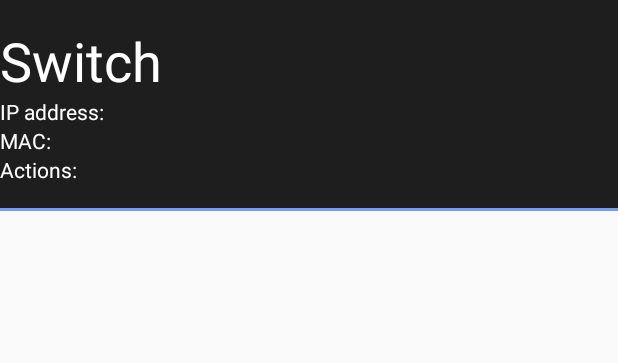
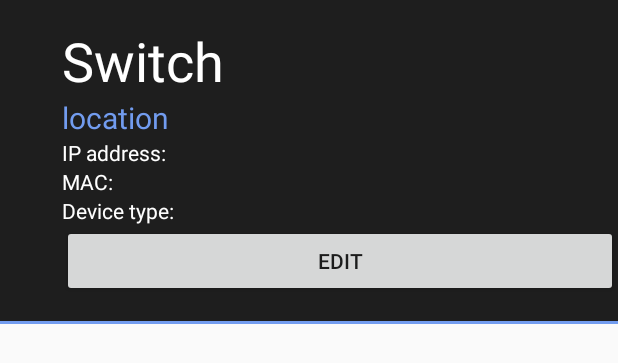
Before and after one commit to przemyslawgesieniec/PracaInzynierska, an Android app: the layout device_instance_fragment.xml on its own in the app's theme, with its tools: preview values and no code run, on a phone screen of 412 x 824 dp. Shown: the top 363 px of the screen. Run offline under Robolectric (Android 15) with nearby library versions, the phone set to English and light mode, and no system bars.

Commit message:
visual cleanup

```diff
--- a/AviotSystemv0.0.1/app/src/main/java/com/gesieniec/przemyslaw/aviotsystemv001/view/devices/DeviceInstanceFragment.java
+++ b/AviotSystemv0.0.1/app/src/main/java/com/gesieniec/przemyslaw/aviotsystemv001/view/devices/DeviceInstanceFragment.java
@@ -72,7 +72,6 @@ public class DeviceInstanceFragment extends android.support.v4.app.Fragment{
 
         //TODO : optymalizacja kodu onCLICK !
         ImageButton imgBtn = new ImageButton(getActivity());
-        //imgBtn.setId(deviceCapabilities.getID());
         imgBtn.setBackgroundColor(Color.TRANSPARENT);
         imgBtn.setImageResource(R.drawable.ic_arrow_drop_down_black_24dp);
         imgBtn.setOnClickListener(new View.OnClickListener(){
@@ -94,7 +93,8 @@ public class DeviceInstanceFragment extends android.support.v4.app.Fragment{
 
             }
         });
-        ll.addView(imgBtn,0);
+        LinearLayout l2 =(LinearLayout) view.findViewById(R.id.horizontalSpace);
+        l2.addView(imgBtn,0);
 
 
     }
--- a/AviotSystemv0.0.1/app/src/main/res/layout/device_instance_fragment.xml
+++ b/AviotSystemv0.0.1/app/src/main/res/layout/device_instance_fragment.xml
@@ -9,22 +9,38 @@
     android:paddingTop="@dimen/fab_margin">
 
     <LinearLayout
+        android:layout_width="match_parent"
+        android:layout_height="wrap_content"
+        android:layout_weight="9"
+        android:orientation="horizontal">
+
+        <LinearLayout
+            android:id="@+id/horizontalSpace"
+            android:layout_width="match_parent"
+            android:layout_height="wrap_content"
+            android:layout_weight="9"
+            android:orientation="horizontal">
+
+        </LinearLayout>
+
+        <LinearLayout
+            android:layout_width="match_parent"
+            android:layout_height="wrap_content"
+            android:layout_weight="1"
+            android:orientation="vertical">
+
+            <LinearLayout
+                android:id="@+id/vContainer"
+                android:layout_width="match_parent"
+                android:layout_height="match_parent"
+                android:layout_weight="1"
+                android:orientation="vertical">
+
+                <LinearLayout
                     android:id="@+id/switchContainer"
                     android:layout_width="match_parent"
                     android:layout_height="wrap_content"
                     android:orientation="horizontal">
-
-
-        <!--<ImageButton-->
-            <!--android:id="@+id/dropDownArrow"-->
-            <!--android:layout_width="wrap_content"-->
-            <!--android:layout_height="wrap_content"-->+
-            <!--android:layout_gravity="center_vertical"-->
-            <!--android:layout_weight="1"-->
-            <!--android:background="@android:color/transparent"-->
-            <!--android:elevation="0dp"-->
-            <!--android:visibility="visible"-->
-            <!--app:srcCompat="@drawable/ic_arrow_drop_down_black_24dp" />-->
 
                     <TextView
                         android:id="@+id/deviceName"
@@ -36,6 +52,17 @@
                         android:textColor="@color/standardText"
                         android:textSize="36sp" />
 
+                </LinearLayout>
+
+                <TextView
+                    android:id="@+id/deviceLocation"
+                    android:layout_width="wrap_content"
+                    android:layout_height="wrap_content"
+                    android:layout_weight="14"
+                    android:text="location"
+                    android:textAlignment="textStart"
+                    android:textColor="@color/colorAccent"
+                    android:textSize="20sp" />
             </LinearLayout>
 
             <LinearLayout
@@ -56,21 +83,31 @@
                     android:id="@+id/macAddress"
                     android:layout_width="match_parent"
                     android:layout_height="wrap_content"
-            android:text="MAC:"
+                    android:text="MAC: "
                     android:textColor="@color/standardText" />
 
                 <TextView
                     android:id="@+id/actionsList"
                     android:layout_width="match_parent"
                     android:layout_height="wrap_content"
-            android:text="Actions:"
+                    android:text="Device type: "
                     android:textColor="@color/standardText" />
 
+                <Button
+                    android:id="@+id/btn_edit"
+                    android:layout_width="match_parent"
+                    android:layout_height="wrap_content"
+                    android:text="Edit" />
+
+            </LinearLayout>
+
+        </LinearLayout>
     </LinearLayout>
 
     <LinearLayout
         android:layout_width="match_parent"
-        android:layout_height="wrap_content"
+        android:layout_height="match_parent"
+        android:layout_weight="9"
         android:orientation="horizontal"
         android:paddingTop="@dimen/fab_margin">
 
@@ -79,4 +116,5 @@
             android:layout_height="2dp"
             android:background="@color/colorAccent" />
     </LinearLayout>
+
 </LinearLayout>
```
Lines whose indentation alone changed are shown as unchanged.
